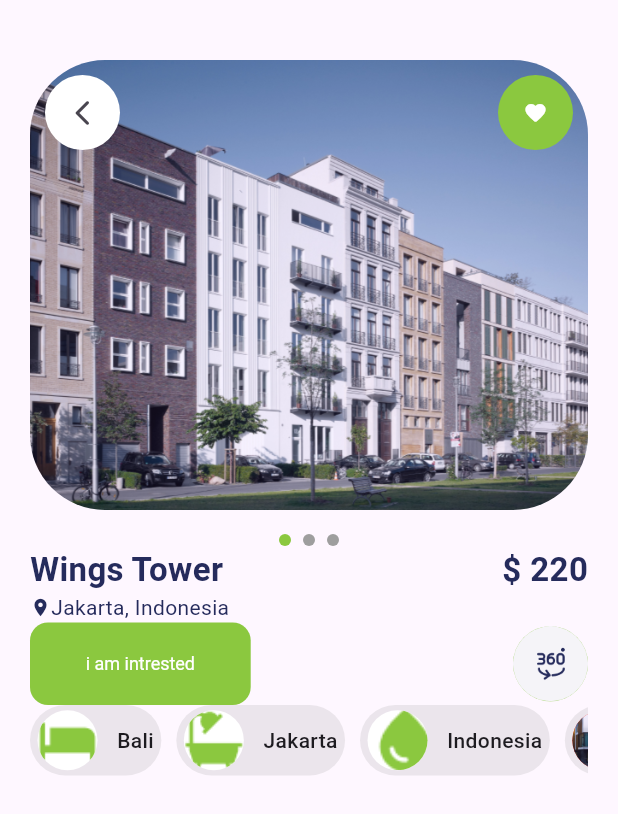
After one commit to ShubhamAher-Leometric/myprofilescreen, a Flutter app: the PropertyDetailsPage screen opened directly, on a phone screen of 412 x 824 dp. The commit adds this screen. Shown: the top 814 px of the screen. Run offline on Flutter 3.47's test engine with Material 3 defaults, Android fonts, the phone set to English and light mode, and no system bars; drawn by our look-alikes of smooth_page_indicator; our stand-ins replace pinput; Roboto replaces fonts that are missing (OpenSans-SemiBold).

Commit message:
propery details page ui in progress

```diff
--- a/lib/home_screens/homescreen.dart
+++ b/lib/home_screens/homescreen.dart
@@ -5,6 +5,7 @@ import 'package:my_property/location_property/location_listing.dart';
 import '../constants/color_constants.dart';
 import '../location_property/featured_property_search_list.dart';
 import '../location_property/location_property.dart';
+import '../location_property/property_details.dart';
 
 class Homescreen extends StatefulWidget {
   const Homescreen({super.key});
@@ -392,6 +393,14 @@ class _HomescreenState extends State<Homescreen> {
                             ),
                             Positioned(
                               top: 130,
+                              child: GestureDetector(
+                                onTap: (){
+                                  Navigator.push(
+                                    context,
+                                    MaterialPageRoute(
+                                        builder: (context) => PropertyDetailsPage()),
+                                  );
+                                },
                                 child: Container(
                                   width: 90,
                                   height: 50,
@@ -404,6 +413,7 @@ class _HomescreenState extends State<Homescreen> {
                                   child: Icon(
                                     Icons.arrow_forward,
                                     color: apptextcolor,
+                                  ),
                                 ),
                               ),
                             ),
--- a/lib/location_property/location_property.dart
+++ b/lib/location_property/location_property.dart
@@ -1,4 +1,5 @@
 import 'package:flutter/material.dart';
+import 'package:my_property/location_property/property_details.dart';
 
 import '../constants/color_constants.dart';
 import '../widget_constants/cutom_appbar_button.dart';
@@ -67,7 +68,15 @@ class _LocationPropertyState extends State<Location_property> {
                   padding: EdgeInsets.zero,
                   itemCount: 5,
                   itemBuilder: (context, index) {
-                    return Padding(
+                    return GestureDetector(
+                      onTap: (){
+                        Navigator.push(
+                          context,
+                          MaterialPageRoute(
+                              builder: (context) => PropertyDetailsPage()),
+                        );
+                      },
+                      child: Padding(
                         padding: const EdgeInsets.only(bottom: 10.0),
                         child: Container(
                           decoration: BoxDecoration(
@@ -190,6 +199,7 @@ class _LocationPropertyState extends State<Location_property> {
                             ],
                           ),
                         ),
+                      ),
                     );
                   }
               ),
--- /dev/null
+++ b/lib/location_property/property_details.dart
@@ -0,0 +1,374 @@
+import 'package:flutter/cupertino.dart';
+import 'package:flutter/material.dart';
+import 'package:my_property/constants/color_constants.dart';
+import 'package:my_property/widget_constants/custom_button.dart';
+import 'package:smooth_page_indicator/smooth_page_indicator.dart';
+
+import '../widget_constants/cutom_appbar_button.dart';
+
+class PropertyDetailsPage extends StatefulWidget {
+  const PropertyDetailsPage({super.key});
+
+  @override
+  State<PropertyDetailsPage> createState() => _PropertyDetailsPageState();
+}
+
+class _PropertyDetailsPageState extends State<PropertyDetailsPage> {
+  final PageController _pageController = PageController();
+  @override
+  void initState() {
+    super.initState();
+  }
+
+  @override
+  Widget build(BuildContext context) {
+    return Scaffold(
+      body: SingleChildScrollView(
+        child: Column(
+          children: [
+            SizedBox(
+              height: 40,
+            ),
+            buildAutoScrollingContainer(),
+            Padding(
+              padding: const EdgeInsets.symmetric(horizontal: 20.0),
+              child: Row(children: [
+                Text('Wings Tower',   style: TextStyle(
+                    fontSize: 22,
+                    color: apptextcolor2,
+                    fontWeight: FontWeight.w700),),
+                Spacer(),
+                Text('\$ 220'  , style: TextStyle(
+                    fontSize: 22,
+                    color: apptextcolor2,
+                    fontWeight: FontWeight.w700),),
+              ],),
+            ),
+            Padding(
+              padding: const EdgeInsets.symmetric(horizontal: 20.0),
+              child: Row(
+                crossAxisAlignment: CrossAxisAlignment.center,
+                mainAxisAlignment: MainAxisAlignment.start,
+                children: [
+                  Icon(
+                    Icons.location_on,
+                    color: apptextcolor2,
+                    size: 14,
+                  ),
+                  Text(
+                    'Jakarta, Indonesia',
+                    style: TextStyle(
+                        fontSize: 14,
+                        color: apptextcolor2,
+                        fontWeight: FontWeight.w400),
+                  ),
+                ],
+              ),
+            ),
+            Padding(
+              padding: const EdgeInsets.symmetric(horizontal: 20.0),
+              child: Row(
+                children: [
+                  SizedBox(
+                    width: MediaQuery.of(context).size.width/2.8,
+                    height: 55,
+                    child: ElevatedButton(
+                        style: ElevatedButton.styleFrom(
+                            elevation: 0,
+                            backgroundColor: appprimary,
+                            shape: RoundedRectangleBorder(
+                                borderRadius: BorderRadius.circular(12)),
+                            textStyle: const TextStyle(
+                              fontFamily: 'MavenPro',
+                              fontSize: 20,
+                            )),
+                        onPressed: (){},
+                        child: Center(
+                          child: Text(
+                            'i am intrested',
+                            style: TextStyle(
+                                color: apptextcolor,
+                                fontFamily: 'OpenSans-SemiBold',
+                                fontSize: 12),
+                          ),
+                        )),
+                  ),
+                  Spacer(),
+                  Container(
+                    height: 50,
+                    width: 50,
+                    decoration: BoxDecoration(
+                      color: appprimary,
+                      borderRadius: BorderRadius.circular(50),
+                    ),
+                    child: Image.asset('assets/360.png',),
+                  ),
+              ],
+              ),
+
+            ),
+            Padding(
+              padding: const EdgeInsets.only(left: 20.0, right: 20),
+              child: Align(
+                child: SingleChildScrollView(
+                  scrollDirection: Axis.horizontal,
+                  child: GestureDetector(
+                    onTap: () {},
+                    child: Row(
+                      children: [
+                        Container(
+                            height: 47,
+                            decoration: BoxDecoration(
+                              color: Colors.grey.withOpacity(0.2),
+                              borderRadius: BorderRadius.circular(50),
+                            ),
+                            child: Row(
+                              children: [
+                                Padding(
+                                  padding: const EdgeInsets.symmetric(
+                                      horizontal: 5.0),
+                                  child: CircleAvatar(
+                                    radius: 20,
+                                    backgroundColor: Colors.white,
+                                    backgroundImage: AssetImage(
+                                      'assets/details_icon/img.png',
+                                    ),
+                                  ),
+                                ),
+                                SizedBox(
+                                  width: 8,
+                                ),
+                                Text(
+                                  'Bali',
+                                  style: TextStyle(
+                                      fontWeight: FontWeight.w500,
+                                      fontSize: 14),
+                                ),
+                                SizedBox(
+                                  width: 5,
+                                )
+                              ],
+                            )),
+                        SizedBox(
+                          width: 10,
+                        ),
+                        Container(
+                            height: 47,
+                            decoration: BoxDecoration(
+                              color: Colors.grey.withOpacity(0.2),
+                              borderRadius: BorderRadius.circular(50),
+                            ),
+                            child: Row(
+                              children: [
+                                Padding(
+                                  padding: const EdgeInsets.symmetric(
+                                      horizontal: 5.0),
+                                  child: CircleAvatar(
+                                    radius: 20,
+                                    backgroundColor: Colors.white,
+                                    backgroundImage: AssetImage(
+                                      'assets/details_icon/img_1.png',
+                                    ),
+                                  ),
+                                ),
+                                SizedBox(
+                                  width: 8,
+                                ),
+                                Text(
+                                  'Jakarta',
+                                  style: TextStyle(
+                                      fontWeight: FontWeight.w500,
+                                      fontSize: 14),
+                                ),
+                                SizedBox(
+                                  width: 5,
+                                )
+                              ],
+                            )),
+                        SizedBox(
+                          width: 10,
+                        ),
+                        Container(
+                            height: 47,
+                            decoration: BoxDecoration(
+                              color: Colors.grey.withOpacity(0.2),
+                              borderRadius: BorderRadius.circular(50),
+                            ),
+                            child: Row(
+                              children: [
+                                Padding(
+                                  padding: const EdgeInsets.symmetric(
+                                      horizontal: 5.0),
+                                  child: CircleAvatar(
+                                    radius: 20,
+                                    backgroundColor: Colors.white,
+                                    backgroundImage: AssetImage(
+                                      'assets/details_icon/img_2.png',
+                                    ),
+                                  ),
+                                ),
+                                SizedBox(
+                                  width: 8,
+                                ),
+                                Text(
+                                  'Indonesia',
+                                  style: TextStyle(
+                                      fontWeight: FontWeight.w500,
+                                      fontSize: 14),
+                                ),
+                                SizedBox(
+                                  width: 5,
+                                )
+                              ],
+                            )),
+                        SizedBox(
+                          width: 10,
+                        ),
+                        Container(
+                            height: 47,
+                            decoration: BoxDecoration(
+                              color: Colors.grey.withOpacity(0.2),
+                              borderRadius: BorderRadius.circular(50),
+                            ),
+                            child: Row(
+                              children: [
+                                Padding(
+                                  padding: const EdgeInsets.symmetric(
+                                      horizontal: 5.0),
+                                  child: CircleAvatar(
+                                    radius: 20,
+                                    backgroundColor: Colors.red,
+                                    backgroundImage: AssetImage(
+                                      'assets/temp_img/grid_scroll.png',
+                                    ),
+                                  ),
+                                ),
+                                SizedBox(
+                                  width: 8,
+                                ),
+                                Text(
+                                  'Maldives',
+                                  style: TextStyle(
+                                      fontWeight: FontWeight.w500,
+                                      fontSize: 14),
+                                ),
+                                SizedBox(
+                                  width: 5,
+                                )
+                              ],
+                            )),
+                      ],
+                    ),
+                  ),
+                ),
+              ),
+            ),
+          ],
+        ),
+      ),
+    );
+  }
+  Widget buildAutoScrollingContainer() {
+    final PageController pageController = PageController();
+    int numPages = 3;
+
+    void autoScroll() {
+      Future.delayed(Duration(seconds: 3)).then((_) {
+        if (pageController.hasClients && numPages > 0) {
+          int nextPage = (pageController.page!.toInt() + 1) % numPages;
+          pageController.animateToPage(
+            nextPage,
+            duration: Duration(milliseconds: 300),
+            curve: Curves.easeIn,
+          ).then((_) => autoScroll());
+        }
+      });
+    }
+    autoScroll();
+
+    return Stack(
+      children: [
+        Column(
+          children: [
+            Padding(
+              padding: const EdgeInsets.symmetric(horizontal: 20.0),
+              child: Container(
+                height: 300,
+                child: PageView.builder(
+                  controller: pageController,
+                  itemCount: numPages,
+                  itemBuilder: (context, index) {
+                    return ClipRRect(
+                      borderRadius: BorderRadius.circular(50),
+                      child: Image.asset(
+                        'assets/temp_img/details_page.png',
+                        fit: BoxFit.cover,
+                      ),
+                    );
+                  },
+                ),
+              ),
+            ),
+            SizedBox(height: 16),
+            SmoothPageIndicator(
+              controller: pageController,
+              count: numPages,
+              effect: WormEffect(
+                activeDotColor: appprimary,
+                dotColor: Colors.grey,
+                dotHeight: 8,
+                dotWidth: 8,
+              ),
+            ),
+          ],
+        ),
+        Positioned(
+          top: 10,
+          left: 0,
+          right: 0,
+          child: Padding(
+            padding: const EdgeInsets.symmetric(horizontal: 30.0),
+            child: Row(
+              children: [
+                Container(
+    height: 50,
+    width: 50,
+    decoration: BoxDecoration(
+    color: Colors.white,
+    borderRadius: BorderRadius.circular(50), // Adjust the radius as needed
+    ),
+    child: IconButton(
+    icon: const Icon(
+    Icons.arrow_back_ios_new_rounded,
+    size: 20, // Adjust size as needed
+    ),
+    onPressed: () {
+    Navigator.pop(context);
+    },
+    ),
+    ),
+                Spacer(),
+                Container(
+                  height: 50,
+                  width: 50,
+                  decoration: BoxDecoration(
+                    color: appprimary,
+                    borderRadius: BorderRadius.circular(50),
+                  ),
+                  child: Padding(
+                    padding: const EdgeInsets.all(8.0),
+                    child: Icon(
+                      Icons.favorite_rounded,
+                      size: 16,
+                      color: apptextcolor,
+                    ),
+                  ),
+                ),
+              ],
+            ),
+          ),
+        ),
+      ],
+    );
+  }
+}
--- a/pubspec.yaml
+++ b/pubspec.yaml
@@ -31,6 +31,7 @@ dependencies:
   flutter:
     sdk: flutter
   pinput: ^2.2.16
+  smooth_page_indicator: ^1.2.0+3
 
   # The following adds the Cupertino Icons font to your application.
   # Use with the CupertinoIcons class for iOS style icons.
@@ -56,6 +57,7 @@ flutter:
     - assets/
     - assets/temp_img/
     - assets/bottom_bar_icons/
+    - assets/details_icon/
 
   # The following line ensures that the Material Icons font is
   # included with your application, so that you can use the icons in
```
Also changed, not shown: assets/360.png (added), assets/details_icon/img.png (added), assets/details_icon/img_1.png (added), assets/details_icon/img_2.png (added), assets/temp_img/details_page.png (added), pubspec.lock. Lines whose indentation alone changed are shown as unchanged.
